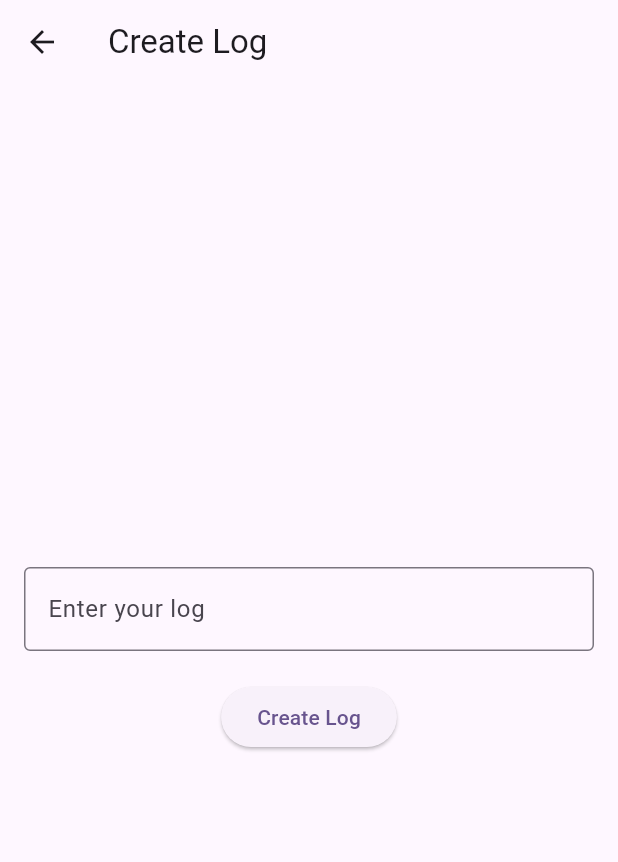
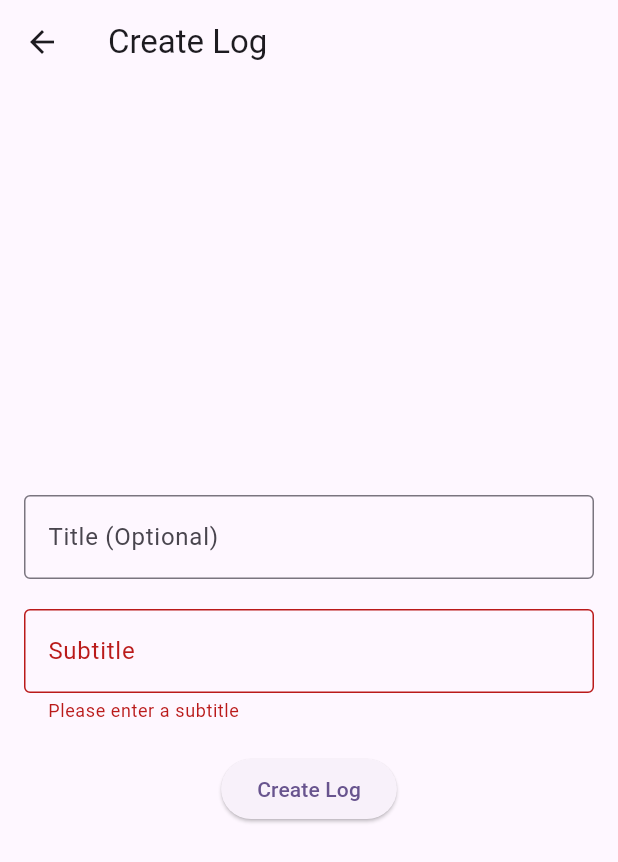
Before and after one commit to tmbmnadim/counter_with_clean_architecture, a Flutter app: the CreateLogsView screen opened directly, after a tap on "Create Log", on a phone screen of 412 x 824 dp. Shown: the top 862 px of the screen. Run offline on Flutter 3.47's test engine with Material 3 defaults, Android fonts, the phone set to English and light mode, and no system bars; our stand-ins replace equatable, flutter_bloc.

Commit message:
Logger Connected
Logger is connected to Counter

```diff
--- /dev/null
+++ b/lib/core/utils/empty_placholder.dart
@@ -0,0 +1,35 @@
+import 'package:flutter/material.dart';
+
+class EmptyPlaceholder extends StatelessWidget {
+  final String? title;
+  final String subtitle;
+
+  const EmptyPlaceholder({
+    super.key,
+    this.title,
+    required this.subtitle,
+  });
+
+  @override
+  Widget build(BuildContext context) {
+    return Center(
+      child: Column(
+        mainAxisAlignment: MainAxisAlignment.center,
+        children: [
+          if (title != null)
+            Text(
+              title!,
+              style: Theme.of(context).textTheme.titleLarge,
+              textAlign: TextAlign.center,
+            ),
+          const SizedBox(height: 8),
+          Text(
+            subtitle,
+            style: Theme.of(context).textTheme.bodyMedium,
+            textAlign: TextAlign.center,
+          ),
+        ],
+      ),
+    );
+  }
+}
--- /dev/null
+++ b/lib/features/logger/data/models/log_model.dart
@@ -0,0 +1,34 @@
+import 'package:counter_pro/features/logger/logger.dart';
+
+class LogModel extends Log {
+  const LogModel({
+    super.title,
+    super.subtitle,
+    super.bloc,
+    super.details,
+    super.error,
+    super.createdAt,
+  });
+
+  factory LogModel.fromJson(Map<String, dynamic> json) {
+    return LogModel(
+      title: json['title'],
+      subtitle: json['subtitle'],
+      bloc: json['bloc'],
+      details: json['details'],
+      error: json['error'],
+      createdAt: DateTime.parse(json['createdAt']),
+    );
+  }
+
+  Map<String, dynamic> toJson() {
+    return {
+      'title': title,
+      'subtitle': subtitle,
+      'bloc': bloc,
+      'details': details,
+      'error': error,
+      'createdAt': createdAt?.toIso8601String(),
+    };
+  }
+}
--- /dev/null
+++ b/lib/features/logger/domain/entities/log.dart
@@ -0,0 +1,35 @@
+class Log {
+  final String? title;
+  final String? subtitle;
+  final DateTime? createdAt;
+  final String? bloc;
+  final String? details;
+  final String? error;
+
+  const Log({
+    this.title,
+    this.subtitle,
+    this.bloc,
+    this.details,
+    this.error,
+    required this.createdAt,
+  });
+
+  Log copyWith({
+    String? title,
+    String? subtitle,
+    String? bloc,
+    String? details,
+    String? error,
+    DateTime? createdAt,
+  }) {
+    return Log(
+      title: title ?? this.title,
+      subtitle: subtitle ?? this.subtitle,
+      bloc: bloc ?? this.bloc,
+      details: details ?? this.details,
+      error: error ?? this.error,
+      createdAt: createdAt ?? this.createdAt,
+    );
+  }
+}
--- a/lib/features/logger/logger.dart
+++ b/lib/features/logger/logger.dart
@@ -1,2 +1,3 @@
 export 'presentation/pages/view.dart';
+export 'domain/entities/log.dart';
 export 'presentation/cubit/logger_cubit.dart';
--- a/lib/features/logger/presentation/cubit/logger_state.dart
+++ b/lib/features/logger/presentation/cubit/logger_state.dart
@@ -1,10 +1,52 @@
 part of 'logger_cubit.dart';
 
 abstract class LoggerState extends Equatable {
-  const LoggerState();
+  final List<Log> logs;
+  final String? message;
+  const LoggerState({
+    this.logs = const [],
+    this.message,
+  });
 
   @override
   List<Object> get props => [];
 }
 
 class LoggerInitial extends LoggerState {}
+
+class LoggerLoading extends LoggerState {}
+
+class LogsLoaded extends LoggerState {
+  const LogsLoaded({required super.logs});
+
+  @override
+  List<Object> get props => [logs];
+}
+
+class LogCreated extends LoggerState {
+  const LogCreated({super.logs});
+
+  @override
+  List<Object> get props => [logs];
+}
+
+class LogDeleted extends LoggerState {
+  const LogDeleted({super.logs});
+
+  @override
+  List<Object> get props => [logs];
+}
+
+class LoggerCleared extends LoggerState {
+  const LoggerCleared();
+
+  @override
+  List<Object> get props => [logs];
+}
+
+class LoggerError extends LoggerState {
+  const LoggerError({super.logs, required super.message});
+
+  @override
+  List<Object> get props => [message ?? ''];
+}
--- a/lib/features/logger/presentation/pages/create_logs_view.dart
+++ b/lib/features/logger/presentation/pages/create_logs_view.dart
@@ -1,7 +1,26 @@
+import 'package:counter_pro/features/logger/logger.dart';
 import 'package:flutter/material.dart';
+import 'package:flutter_bloc/flutter_bloc.dart';
 
-class CreateLogsView extends StatelessWidget {
+class CreateLogsView extends StatefulWidget {
   const CreateLogsView({super.key});
+
+  @override
+  State<CreateLogsView> createState() => _CreateLogsViewState();
+}
+
+class _CreateLogsViewState extends State<CreateLogsView> {
+  bool _createPressed = false;
+  final _formKey = GlobalKey<FormState>();
+  final _titleController = TextEditingController();
+  final _subtitleController = TextEditingController();
+
+  @override
+  void dispose() {
+    _titleController.dispose();
+    _subtitleController.dispose();
+    super.dispose();
+  }
 
   @override
   Widget build(BuildContext context) {
@@ -9,22 +28,75 @@ class CreateLogsView extends StatelessWidget {
       appBar: AppBar(
         title: const Text('Create Log'),
       ),
-      body: Center(
+      body: BlocListener<LoggerCubit, LoggerState>(
+        listenWhen: (previous, current) => _createPressed,
+        listener: (context, state) {
+          if (state is LogCreated) {
+            // Show a snackbar or navigate to a new screen
+            ScaffoldMessenger.of(context).showSnackBar(
+              const SnackBar(
+                content: Text('Log created successfully!'),
+              ),
+            );
+            _createPressed = false; // Reset the flag
+          } else if (state is LoggerError) {
+            // Show an error message
+            ScaffoldMessenger.of(context).showSnackBar(
+              SnackBar(
+                content: Text('Error: ${state.message}'),
+              ),
+            );
+            _createPressed = false; // Reset the flag
+          }
+        },
+        child: Center(
           child: Padding(
             padding: const EdgeInsets.all(16.0),
+            child: Form(
+              key: _formKey,
               child: Column(
                 mainAxisAlignment: MainAxisAlignment.center,
                 children: [
                   TextFormField(
+                    controller: _titleController,
                     decoration: const InputDecoration(
                       border: OutlineInputBorder(),
-                  labelText: 'Enter your log',
+                      labelText: 'Title (Optional)',
                     ),
+                  ),
+                  const SizedBox(height: 20),
+                  TextFormField(
+                    controller: _subtitleController,
+                    decoration: const InputDecoration(
+                      border: OutlineInputBorder(),
+                      labelText: 'Subtitle',
+                    ),
+                    validator: (value) {
+                      if (value == null || value.isEmpty) {
+                        return 'Please enter a subtitle';
+                      }
+                      if (value.length < 20) {
+                        return 'Subtitle must be at least 20 characters';
+                      }
+                      return null;
+                    },
                   ),
                   const SizedBox(height: 20),
                   ElevatedButton(
                     onPressed: () {
-                  // Add your log creation logic here
+                      if (_formKey.currentState!.validate()) {
+                        _createPressed = true;
+                        // Create log
+                        final log = Log(
+                          title: _titleController.text,
+                          subtitle: _subtitleController.text,
+                          createdAt: DateTime.now(),
+                        );
+                        // Add log to the logger
+                        context.read<LoggerCubit>().createLog(log);
+                        _titleController.clear();
+                        _subtitleController.clear();
+                      }
                     },
                     child: const Text('Create Log'),
                   ),
@@ -32,6 +104,8 @@ class CreateLogsView extends StatelessWidget {
               ),
             ),
           ),
+        ),
+      ),
     );
   }
 }
--- a/lib/features/logger/presentation/pages/logger_page.dart
+++ b/lib/features/logger/presentation/pages/logger_page.dart
@@ -1,5 +1,4 @@
 import 'package:flutter/material.dart';
-import 'package:flutter_bloc/flutter_bloc.dart';
 import 'package:counter_pro/features/logger/logger.dart';
 
 class LoggerPage extends StatelessWidget {
@@ -7,9 +6,6 @@ class LoggerPage extends StatelessWidget {
 
   @override
   Widget build(BuildContext context) {
-    return BlocProvider(
-      create: (_) => LoggerCubit(),
-      child: const ViewLogsPage(),
-    );
+    return const ViewLogsPage();
   }
 }
--- a/lib/main.dart
+++ b/lib/main.dart
@@ -1,4 +1,5 @@
 import 'package:counter_pro/features/counter/presentation/pages/counter_view.dart';
+import 'package:counter_pro/features/logger/logger.dart';
 import 'package:flutter/material.dart';
 import 'package:flutter_bloc/flutter_bloc.dart';
 
@@ -17,6 +18,9 @@ class MyApp extends StatelessWidget {
         BlocProvider<CounterBloc>(
           create: (_) => CounterBloc(),
         ),
+        BlocProvider(
+          create: (_) => LoggerCubit(),
+        )
       ],
       child: MaterialApp(
         title: 'Counter Pro',
```
Also changed, not shown: lib/features/counter/presentation/pages/counter_view.dart (+37 -4 lines), lib/features/logger/presentation/cubit/logger_cubit.dart (+41 -0 lines), lib/features/logger/presentation/pages/logs_view.dart (+42 -19 lines). Lines whose indentation alone changed are shown as unchanged.
